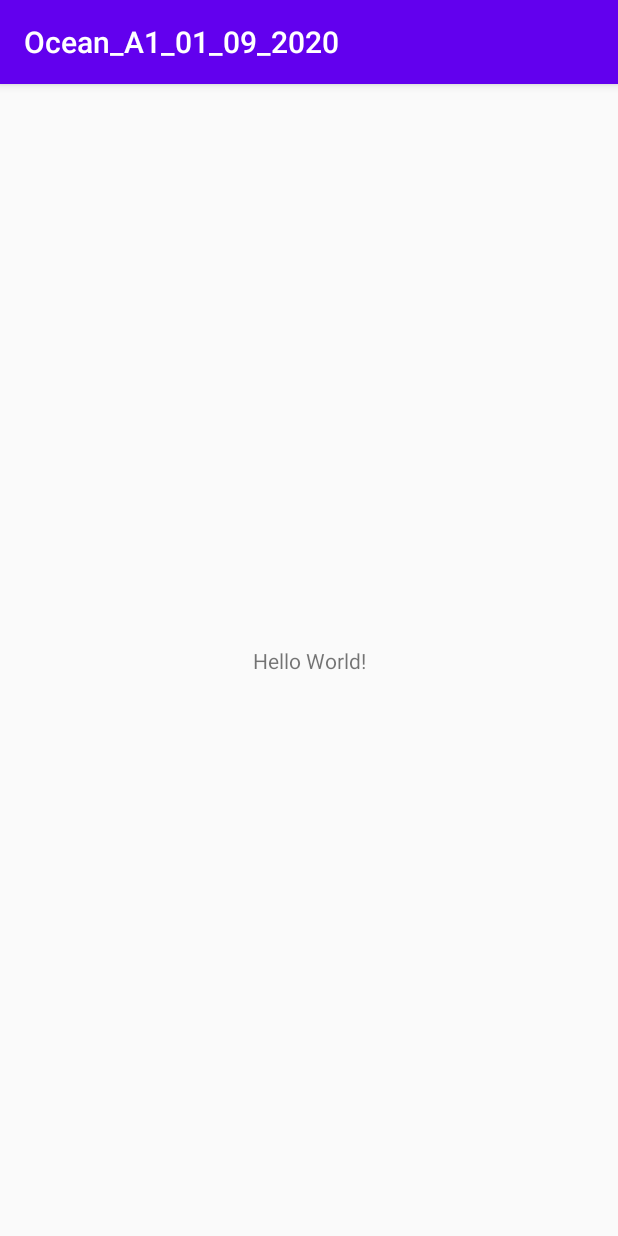
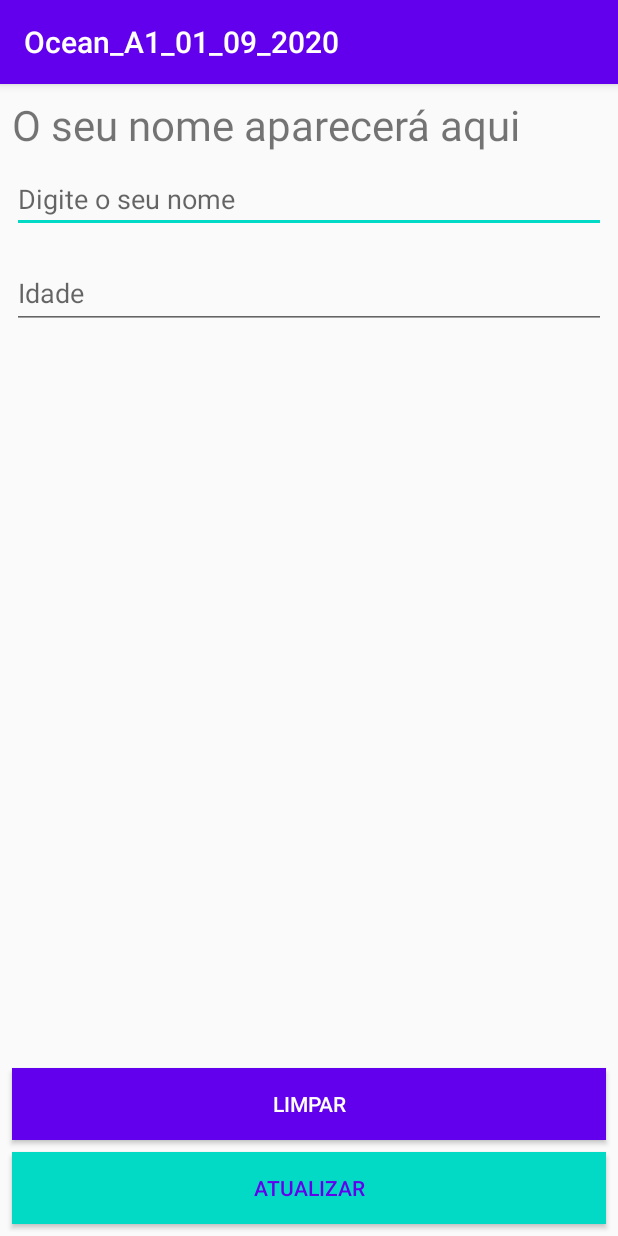
Before and after one commit to paulosalvatore/Ocean_A1_01_09_2020, an Android app: the screen it shows after launch (MainActivity), on a phone screen of 412 x 824 dp. Run offline under Robolectric (Android 15) with nearby library versions, the phone set to English and light mode, and no system bars.

Commit message:
Layout base e paleta de cores

```diff
--- a/app/build.gradle
+++ b/app/build.gradle
@@ -30,6 +30,7 @@ dependencies {
     implementation 'androidx.core:core-ktx:1.3.1'
     implementation 'androidx.appcompat:appcompat:1.2.0'
     implementation 'androidx.constraintlayout:constraintlayout:2.0.1'
+    implementation 'com.google.android.material:material:1.2.0'
     testImplementation 'junit:junit:4.12'
     androidTestImplementation 'androidx.test.ext:junit:1.1.2'
     androidTestImplementation 'androidx.test.espresso:espresso-core:3.3.0'
--- a/app/src/main/res/layout/activity_main.xml
+++ b/app/src/main/res/layout/activity_main.xml
@@ -7,12 +7,85 @@
     tools:context=".MainActivity">
 
     <TextView
-        android:layout_width="wrap_content"
+        android:id="@+id/textView"
+        android:layout_width="0dp"
         android:layout_height="wrap_content"
-        android:text="Hello World!"
-        app:layout_constraintBottom_toBottomOf="parent"
+        android:layout_marginLeft="8dp"
+        android:layout_marginTop="8dp"
+        android:layout_marginRight="8dp"
+        android:text="O seu nome aparecerá aqui"
+        android:textSize="28sp"
         app:layout_constraintLeft_toLeftOf="parent"
         app:layout_constraintRight_toRightOf="parent"
         app:layout_constraintTop_toTopOf="parent" />
 
+    <EditText
+        android:id="@+id/editTextTextPersonName"
+        android:layout_width="0dp"
+        android:layout_height="wrap_content"
+        android:layout_marginStart="8dp"
+        android:layout_marginLeft="8dp"
+        android:layout_marginTop="8dp"
+        android:layout_marginEnd="8dp"
+        android:layout_marginRight="8dp"
+        android:ems="10"
+        android:hint="Digite o seu nome"
+        android:inputType="textPersonName"
+        app:layout_constraintEnd_toEndOf="parent"
+        app:layout_constraintStart_toStartOf="parent"
+        app:layout_constraintTop_toBottomOf="@+id/textView" />
+
+    <com.google.android.material.textfield.TextInputLayout
+        android:id="@+id/textInputLayout"
+        android:layout_width="0dp"
+        android:layout_height="wrap_content"
+        android:layout_marginStart="8dp"
+        android:layout_marginLeft="8dp"
+        android:layout_marginTop="8dp"
+        android:layout_marginEnd="8dp"
+        android:layout_marginRight="8dp"
+        app:layout_constraintEnd_toEndOf="parent"
+        app:layout_constraintStart_toStartOf="parent"
+        app:layout_constraintTop_toBottomOf="@+id/editTextTextPersonName">
+
+        <com.google.android.material.textfield.TextInputEditText
+            android:layout_width="match_parent"
+            android:layout_height="wrap_content"
+            android:hint="Idade" />
+    </com.google.android.material.textfield.TextInputLayout>
+
+    <Button
+        android:id="@+id/button"
+        android:layout_width="0dp"
+        android:layout_height="wrap_content"
+        android:layout_marginStart="8dp"
+        android:layout_marginLeft="8dp"
+        android:layout_marginEnd="8dp"
+        android:layout_marginRight="8dp"
+        android:layout_marginBottom="8dp"
+        android:background="@color/colorPrimary"
+        android:text="Limpar"
+        android:textColor="@color/textColorPrimary"
+        app:layout_constraintBottom_toTopOf="@+id/button3"
+        app:layout_constraintEnd_toEndOf="parent"
+        app:layout_constraintHorizontal_bias="0.0"
+        app:layout_constraintStart_toStartOf="parent" />
+
+    <Button
+        android:id="@+id/button3"
+        android:layout_width="0dp"
+        android:layout_height="wrap_content"
+        android:layout_marginStart="8dp"
+        android:layout_marginLeft="8dp"
+        android:layout_marginEnd="8dp"
+        android:layout_marginRight="8dp"
+        android:layout_marginBottom="8dp"
+        android:background="@color/colorAccent"
+        android:text="Atualizar"
+        android:textColor="@color/textColorAccent"
+        app:layout_constraintBottom_toBottomOf="parent"
+        app:layout_constraintEnd_toEndOf="parent"
+        app:layout_constraintHorizontal_bias="0.0"
+        app:layout_constraintStart_toStartOf="parent" />
+
 </androidx.constraintlayout.widget.ConstraintLayout>
--- a/app/src/main/res/values/colors.xml
+++ b/app/src/main/res/values/colors.xml
@@ -3,4 +3,6 @@
     <color name="colorPrimary">#6200EE</color>
     <color name="colorPrimaryDark">#3700B3</color>
     <color name="colorAccent">#03DAC5</color>
+    <color name="textColorPrimary">#FFF</color>
+    <color name="textColorAccent">@color/colorPrimary</color>
 </resources>
```
